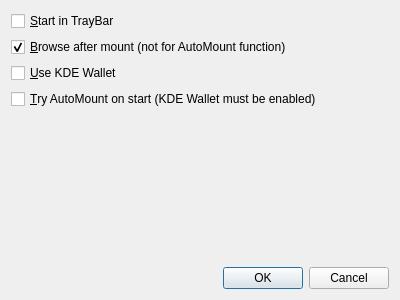
This is configdialog.ui in variar/plasma-encfs as Qt 5 draws it before an edit. The edited form follows.
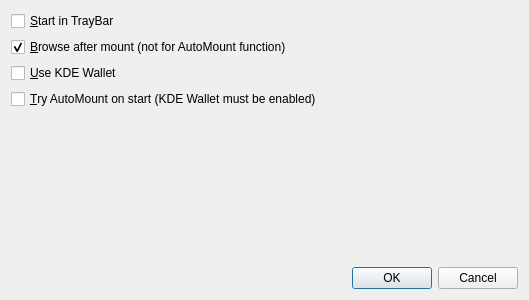
This is the edited form.

```diff
--- a/configdialog.ui
+++ b/configdialog.ui
@@ -6,7 +6,7 @@
    <rect>
     <x>0</x>
     <y>0</y>
-    <width>400</width>
+    <width>529</width>
     <height>300</height>
    </rect>
   </property>
```
Left out of the diff: 2 changed lines with no effect on the pictures.
